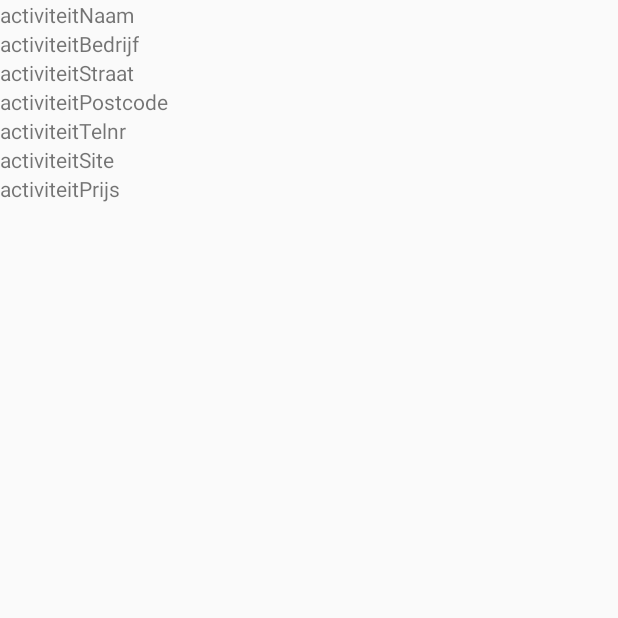
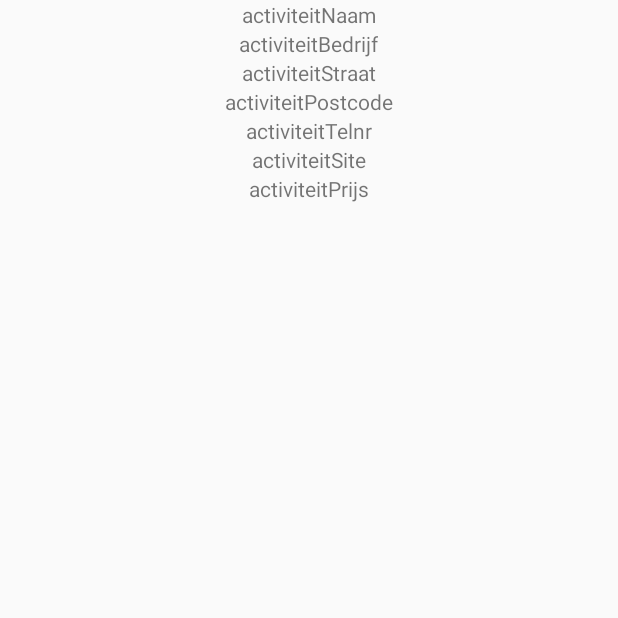
Before and after one commit to sguldemond-fontys/SM41-ShakeIt, an Android app: the screen it shows after launch (activityActivity), on a phone screen of 412 x 824 dp, the top half of it. Run offline under Robolectric (Android 15) with nearby library versions, the phone set to English and light mode, and no system bars.

Commit message:
Activity layout wat aangepast

```diff
--- a/app/src/main/res/layout/activity.xml
+++ b/app/src/main/res/layout/activity.xml
@@ -5,48 +5,56 @@
 
     <ImageView
         android:layout_width="fill_parent"
-        android:layout_height="wrap_content">
+        android:layout_height="wrap_content"
+        android:layout_gravity="center">
     </ImageView>
 
     <TextView
         android:id="@+id/activiteitNaam"
         android:layout_width="wrap_content"
         android:layout_height="wrap_content"
-        android:text="activiteitNaam"/>
+        android:text="activiteitNaam"
+        android:layout_gravity="center"/>
 
     <TextView
         android:id="@+id/activiteitBedrijf"
         android:layout_width="wrap_content"
         android:layout_height="wrap_content"
-        android:text="activiteitBedrijf"/>
+        android:text="activiteitBedrijf"
+        android:layout_gravity="center"/>
 
     <TextView
         android:id="@+id/activiteitStraat"
         android:layout_width="wrap_content"
         android:layout_height="wrap_content"
-        android:text="activiteitStraat"/>
+        android:text="activiteitStraat"
+        android:layout_gravity="center"/>
 
     <TextView
         android:id="@+id/activiteitPostcode"
         android:layout_width="wrap_content"
         android:layout_height="wrap_content"
-        android:text="activiteitPostcode"/>
+        android:text="activiteitPostcode"
+        android:layout_gravity="center"/>
 
     <TextView
         android:id="@+id/activiteitTelnr"
         android:layout_width="wrap_content"
         android:layout_height="wrap_content"
-        android:text="activiteitTelnr"/>
+        android:text="activiteitTelnr"
+        android:layout_gravity="center"/>
 
     <TextView
         android:id="@+id/activiteitSite"
         android:layout_width="wrap_content"
         android:layout_height="wrap_content"
-        android:text="activiteitSite"/>
+        android:text="activiteitSite"
+        android:layout_gravity="center"/>
 
     <TextView
         android:id="@+id/activiteitPrijs"
         android:layout_width="wrap_content"
         android:layout_height="wrap_content"
-        android:text="activiteitPrijs"/>
+        android:text="activiteitPrijs"
+        android:layout_gravity="center"/>
 </LinearLayout>
```
